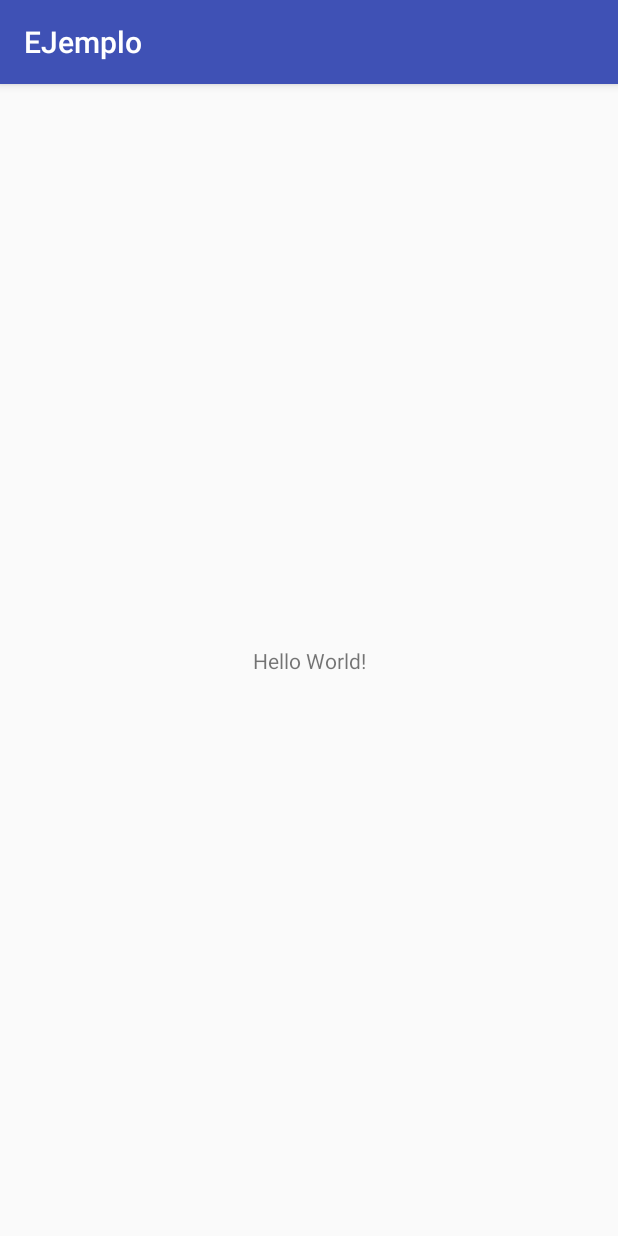
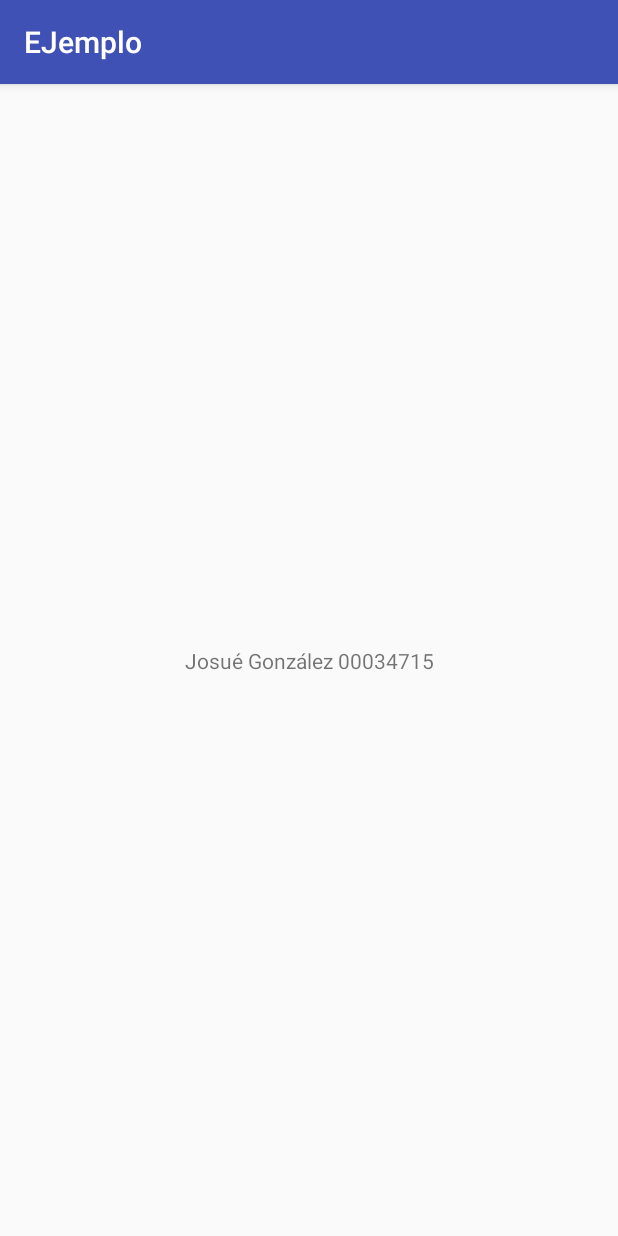
Before and after one commit to joisgori/PDM_Labo1_00034715, an Android app: the screen it shows after launch (MainActivity), on a phone screen of 412 x 824 dp. Run offline under Robolectric (Android 15) with nearby library versions, the phone set to English and light mode, and no system bars.

Commit message:
Commit final

```diff
--- a/app/src/main/java/com/example/estudiante/ejemplo/MainActivity.java
+++ b/app/src/main/java/com/example/estudiante/ejemplo/MainActivity.java
@@ -9,5 +9,7 @@ public class MainActivity extends AppCompatActivity {
     protected void onCreate(Bundle savedInstanceState) {
         super.onCreate(savedInstanceState);
         setContentView(R.layout.activity_main);
+
+        //¡Hola, este es el nuevo cambio!
     }
 }
--- a/app/src/main/res/layout/activity_main.xml
+++ b/app/src/main/res/layout/activity_main.xml
@@ -9,7 +9,7 @@
     <TextView
         android:layout_width="wrap_content"
         android:layout_height="wrap_content"
-        android:text="Hello World!"
+        android:text="Josué González 00034715"
         app:layout_constraintBottom_toBottomOf="parent"
         app:layout_constraintLeft_toLeftOf="parent"
         app:layout_constraintRight_toRightOf="parent"
```
